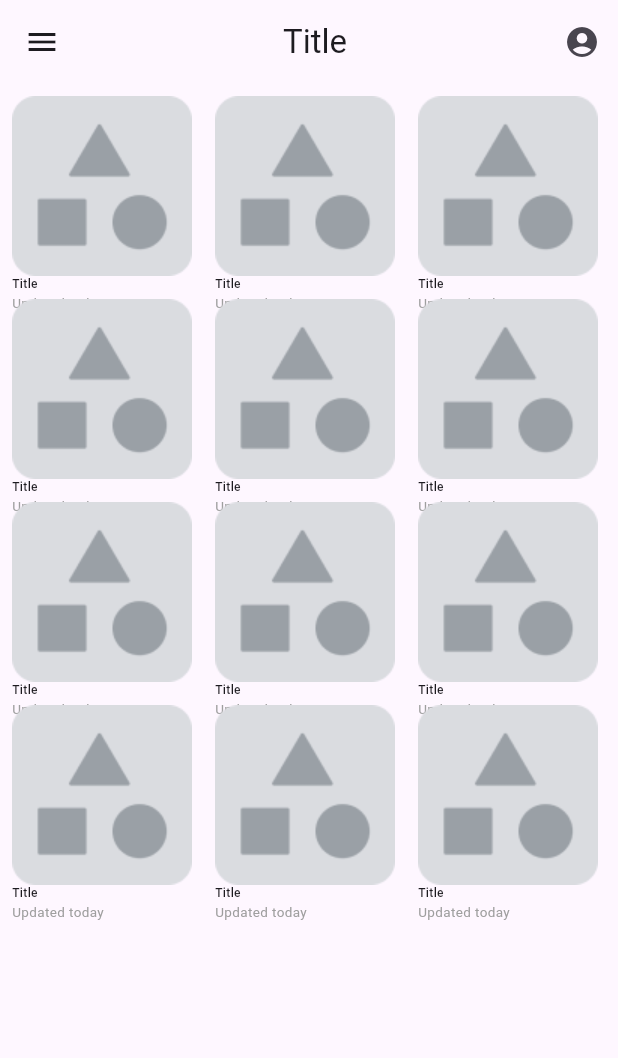
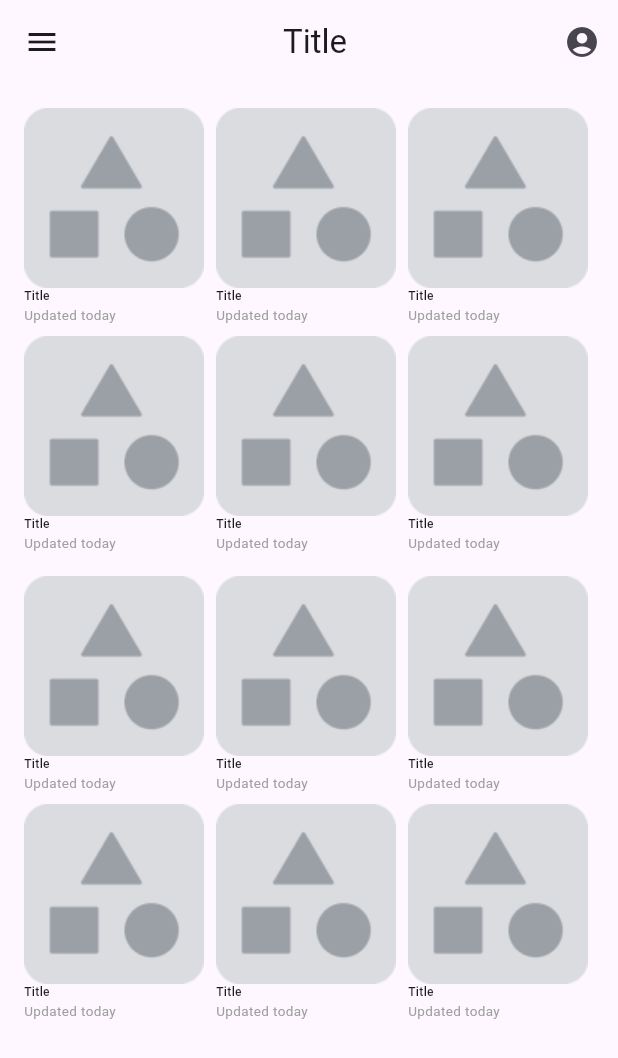
Before and after one commit to muhith7/slicing-flutter-1, a Flutter app: the screen it shows after launch, on a phone screen of 412 x 824 dp. Shown: the top 1058 px of the screen. Run offline on Flutter 3.47's test engine with Material 3 defaults, Android fonts, the phone set to English and light mode, and no system bars.

Commit message:
fix - card homepage

```diff
--- a/lib/detailview.dart
+++ b/lib/detailview.dart
@@ -46,8 +46,8 @@ class DetailView extends StatelessWidget {
                 "Title",
                 style: TextStyle(fontWeight: FontWeight.w400, fontSize: 20),
               ),
-              Padding(
-                padding: const EdgeInsets.symmetric(vertical: 8.0),
+              const Padding(
+                padding: EdgeInsets.symmetric(vertical: 8.0),
                 child: Text(
                   "Published date",
                   style: TextStyle(
@@ -57,12 +57,12 @@ class DetailView extends StatelessWidget {
                 ),
               ),
               Text(content.text1),
-              SizedBox(height: 32),
+              const SizedBox(height: 32),
               Text(content.text2),
               Row(
                 children: [
-                  Padding(
-                    padding: const EdgeInsets.only(top: 8.0, bottom: 8),
+                  const Padding(
+                    padding: EdgeInsets.only(top: 8.0, bottom: 8),
                     child: Text(
                       "Other Post",
                       style: TextStyle(
@@ -75,7 +75,7 @@ class DetailView extends StatelessWidget {
                     height: 48,
                     width: 48,
                     child: IconButton(
-                      icon: Icon(Icons.arrow_forward, color: Colors.black),
+                      icon: const Icon(Icons.arrow_forward, color: Colors.black),
                       onPressed: () {
                         // Tambahkan fungsi navigasi atau lainnya di sini
                       },
@@ -95,7 +95,7 @@ class DetailView extends StatelessWidget {
                           child: Image.asset('assets/card/card2.png'),
                         ),
                       ),
-                      Column(
+                      const Column(
                         crossAxisAlignment: CrossAxisAlignment.start,
                         mainAxisAlignment: MainAxisAlignment.start,
                         children: [
@@ -116,7 +116,7 @@ class DetailView extends StatelessWidget {
                                 style: TextStyle(fontWeight: FontWeight.w400, fontSize: 11,
                                     color: Colors.grey),
                               ),Padding(
-                                padding: const EdgeInsets.only(right: 4.0,left: 4),
+                                padding: EdgeInsets.only(right: 4.0,left: 4),
                                 child: Text(
                                   "•",
                                   style: TextStyle(fontWeight: FontWeight.w400, fontSize: 11,
@@ -145,7 +145,7 @@ class DetailView extends StatelessWidget {
                             child: Image.asset('assets/card/card2.png'),
                           ),
                         ),
-                        Column(
+                        const Column(
                           crossAxisAlignment: CrossAxisAlignment.start,
                           mainAxisAlignment: MainAxisAlignment.start,
                           children: [
@@ -166,7 +166,7 @@ class DetailView extends StatelessWidget {
                                   style: TextStyle(fontWeight: FontWeight.w400, fontSize: 11,
                                       color: Colors.grey),
                                 ),Padding(
-                                  padding: const EdgeInsets.only(right: 4.0,left: 4),
+                                  padding: EdgeInsets.only(right: 4.0,left: 4),
                                   child: Text(
                                     "•",
                                     style: TextStyle(fontWeight: FontWeight.w400, fontSize: 11,
@@ -194,7 +194,7 @@ class DetailView extends StatelessWidget {
                           child: Image.asset('assets/card/card2.png'),
                         ),
                       ),
-                      Column(
+                      const Column(
                         crossAxisAlignment: CrossAxisAlignment.start,
                         mainAxisAlignment: MainAxisAlignment.start,
                         children: [
@@ -215,7 +215,7 @@ class DetailView extends StatelessWidget {
                                 style: TextStyle(fontWeight: FontWeight.w400, fontSize: 11,
                                     color: Colors.grey),
                               ),Padding(
-                                padding: const EdgeInsets.only(right: 4.0,left: 4),
+                                padding: EdgeInsets.only(right: 4.0,left: 4),
                                 child: Text(
                                   "•",
                                   style: TextStyle(fontWeight: FontWeight.w400, fontSize: 11,
--- a/lib/homepage.dart
+++ b/lib/homepage.dart
@@ -10,26 +10,29 @@ class Homepage extends StatelessWidget {
       appBar: AppBar(
         leading: IconButton(onPressed: () {
           Navigator.of(context).push(MaterialPageRoute(builder: (context){
-            return DetailView();
+            return const DetailView();
           }));
-        }, icon: Icon(Icons.menu)),
-        title: Center(child: Text("Title")),
+        }, icon: const Icon(Icons.menu)),
+        title: const Center(child: Text("Title")),
         actions: [
           SizedBox(
             height: 48,
             width: 48,
-            child: IconButton(onPressed: () {}, icon: Icon(Icons.account_circle_rounded)),
+            child: IconButton(onPressed: () {}, icon: const Icon(Icons.account_circle_rounded)),
           )
         ],
       ),
-      body: GridView.count(
-        primary: false,
-        padding: const EdgeInsets.all(8),
-        crossAxisSpacing: 10,
-        mainAxisSpacing: 10,
-        crossAxisCount: 3,
-        children: <Widget>[
-          Column(
+      body: Padding(
+        padding: const EdgeInsets.all(16.0),
+        child: Column(
+          children: [
+            Row(
+              children: [
+                InkWell(
+                  onTap: () {
+                    Navigator.of(context).push(MaterialPageRoute(builder: (context) {return const DetailView();}));
+                  },
+                  child: Column(
                     crossAxisAlignment: CrossAxisAlignment.start,
                     children: [
                       SizedBox(
@@ -37,9 +40,25 @@ class Homepage extends StatelessWidget {
                         width: 120,
                         child: Image.asset('assets/card/card2.png'),
                       ),
-              Text("Title",style: TextStyle(fontWeight: FontWeight.w500,fontSize: 8),),
-              Text("Updated today", style: TextStyle(fontWeight: FontWeight.w400,color: Colors.grey,fontSize: 9))
+                      const Text("Title",style: TextStyle(fontWeight: FontWeight.w500,fontSize: 8),),
+                      const Text("Updated today", style: TextStyle(fontWeight: FontWeight.w400,color: Colors.grey,fontSize: 9))
                     ],
+                  ),
+                ),
+                Padding(
+                  padding: const EdgeInsets.only(right: 8.0,left: 8),
+                  child: Column(
+                    crossAxisAlignment: CrossAxisAlignment.start,
+                    children: [
+                      SizedBox(
+                        height: 120,
+                        width: 120,
+                        child: Image.asset('assets/card/card2.png'),
+                      ),
+                      const Text("Title",style: TextStyle(fontWeight: FontWeight.w500,fontSize: 8),),
+                      const Text("Updated today", style: TextStyle(fontWeight: FontWeight.w400,color: Colors.grey,fontSize: 9))
+                    ],
+                  ),
                 ),
                 Column(
                   crossAxisAlignment: CrossAxisAlignment.start,
@@ -49,9 +68,42 @@ class Homepage extends StatelessWidget {
                       width: 120,
                       child: Image.asset('assets/card/card2.png'),
                     ),
-              Text("Title",style: TextStyle(fontWeight: FontWeight.w500,fontSize: 8),),
-              Text("Updated today", style: TextStyle(fontWeight: FontWeight.w400,color: Colors.grey,fontSize: 9))
+                    const Text("Title",style: TextStyle(fontWeight: FontWeight.w500,fontSize: 8),),
+                    const Text("Updated today", style: TextStyle(fontWeight: FontWeight.w400,color: Colors.grey,fontSize: 9))
                   ],
+                )
+              ],
+            ),
+            Padding(
+              padding: const EdgeInsets.only(top: 8.0,bottom: 8),
+              child: Row(
+                children: [
+                  Column(
+                    crossAxisAlignment: CrossAxisAlignment.start,
+                    children: [
+                      SizedBox(
+                        height: 120,
+                        width: 120,
+                        child: Image.asset('assets/card/card2.png'),
+                      ),
+                      const Text("Title",style: TextStyle(fontWeight: FontWeight.w500,fontSize: 8),),
+                      const Text("Updated today", style: TextStyle(fontWeight: FontWeight.w400,color: Colors.grey,fontSize: 9))
+                    ],
+                  ),
+                  Padding(
+                    padding: const EdgeInsets.only(right: 8.0,left: 8),
+                    child: Column(
+                      crossAxisAlignment: CrossAxisAlignment.start,
+                      children: [
+                        SizedBox(
+                          height: 120,
+                          width: 120,
+                          child: Image.asset('assets/card/card2.png'),
+                        ),
+                        const Text("Title",style: TextStyle(fontWeight: FontWeight.w500,fontSize: 8),),
+                        const Text("Updated today", style: TextStyle(fontWeight: FontWeight.w400,color: Colors.grey,fontSize: 9))
+                      ],
+                    ),
                   ),
                   Column(
                     crossAxisAlignment: CrossAxisAlignment.start,
@@ -61,9 +113,43 @@ class Homepage extends StatelessWidget {
                         width: 120,
                         child: Image.asset('assets/card/card2.png'),
                       ),
-              Text("Title",style: TextStyle(fontWeight: FontWeight.w500,fontSize: 8),),
-              Text("Updated today", style: TextStyle(fontWeight: FontWeight.w400,color: Colors.grey,fontSize: 9))
+                      const Text("Title",style: TextStyle(fontWeight: FontWeight.w500,fontSize: 8),),
+                      const Text("Updated today", style: TextStyle(fontWeight: FontWeight.w400,color: Colors.grey,fontSize: 9))
                     ],
+                  )
+                ],
+              ),
+            ),
+            Padding(
+              padding: const EdgeInsets.only(top: 8.0,bottom: 8),
+              child: Row(
+                children: [
+                  Column(
+                    crossAxisAlignment: CrossAxisAlignment.start,
+                    children: [
+                      SizedBox(
+                        height: 120,
+                        width: 120,
+                        child: Image.asset('assets/card/card2.png'),
+                      ),
+                      const Text("Title",style: TextStyle(fontWeight: FontWeight.w500,fontSize: 8),),
+                      const Text("Updated today", style: TextStyle(fontWeight: FontWeight.w400,color: Colors.grey,fontSize: 9))
+                    ],
+                  ),
+                  Padding(
+                    padding: const EdgeInsets.only(right: 8.0,left: 8),
+                    child: Column(
+                      crossAxisAlignment: CrossAxisAlignment.start,
+                      children: [
+                        SizedBox(
+                          height: 120,
+                          width: 120,
+                          child: Image.asset('assets/card/card2.png'),
+                        ),
+                        const Text("Title",style: TextStyle(fontWeight: FontWeight.w500,fontSize: 8),),
+                        const Text("Updated today", style: TextStyle(fontWeight: FontWeight.w400,color: Colors.grey,fontSize: 9))
+                      ],
+                    ),
                   ),
                   Column(
                     crossAxisAlignment: CrossAxisAlignment.start,
@@ -73,9 +159,41 @@ class Homepage extends StatelessWidget {
                         width: 120,
                         child: Image.asset('assets/card/card2.png'),
                       ),
-              Text("Title",style: TextStyle(fontWeight: FontWeight.w500,fontSize: 8),),
-              Text("Updated today", style: TextStyle(fontWeight: FontWeight.w400,color: Colors.grey,fontSize: 9))
+                      const Text("Title",style: TextStyle(fontWeight: FontWeight.w500,fontSize: 8),),
+                      const Text("Updated today", style: TextStyle(fontWeight: FontWeight.w400,color: Colors.grey,fontSize: 9))
                     ],
+                  )
+                ],
+              ),
+            ),
+            Row(
+              children: [
+                Column(
+                  crossAxisAlignment: CrossAxisAlignment.start,
+                  children: [
+                    SizedBox(
+                      height: 120,
+                      width: 120,
+                      child: Image.asset('assets/card/card2.png'),
+                    ),
+                    const Text("Title",style: TextStyle(fontWeight: FontWeight.w500,fontSize: 8),),
+                    const Text("Updated today", style: TextStyle(fontWeight: FontWeight.w400,color: Colors.grey,fontSize: 9))
+                  ],
+                ),
+                Padding(
+                  padding: const EdgeInsets.only(right: 8.0,left: 8),
+                  child: Column(
+                    crossAxisAlignment: CrossAxisAlignment.start,
+                    children: [
+                      SizedBox(
+                        height: 120,
+                        width: 120,
+                        child: Image.asset('assets/card/card2.png'),
+                      ),
+                      const Text("Title",style: TextStyle(fontWeight: FontWeight.w500,fontSize: 8),),
+                      const Text("Updated today", style: TextStyle(fontWeight: FontWeight.w400,color: Colors.grey,fontSize: 9))
+                    ],
+                  ),
                 ),
                 Column(
                   crossAxisAlignment: CrossAxisAlignment.start,
@@ -85,96 +203,15 @@ class Homepage extends StatelessWidget {
                       width: 120,
                       child: Image.asset('assets/card/card2.png'),
                     ),
-              Text("Title",style: TextStyle(fontWeight: FontWeight.w500,fontSize: 8),),
-              Text("Updated today", style: TextStyle(fontWeight: FontWeight.w400,color: Colors.grey,fontSize: 9))
+                    const Text("Title",style: TextStyle(fontWeight: FontWeight.w500,fontSize: 8),),
+                    const Text("Updated today", style: TextStyle(fontWeight: FontWeight.w400,color: Colors.grey,fontSize: 9))
+                  ],
+                )
+              ],
+            )
           ],
         ),
-          Column(
-            crossAxisAlignment: CrossAxisAlignment.start,
-            children: [
-              SizedBox(
-                height: 120,
-                width: 120,
-                child: Image.asset('assets/card/card2.png'),
-              ),
-              Text("Title",style: TextStyle(fontWeight: FontWeight.w500,fontSize: 8),),
-              Text("Updated today", style: TextStyle(fontWeight: FontWeight.w400,color: Colors.grey,fontSize: 9))
-            ],
-          ),
-          Column(
-            crossAxisAlignment: CrossAxisAlignment.start,
-            children: [
-              SizedBox(
-                height: 120,
-                width: 120,
-                child: Image.asset('assets/card/card2.png'),
-              ),
-              Text("Title",style: TextStyle(fontWeight: FontWeight.w500,fontSize: 8),),
-              Text("Updated today", style: TextStyle(fontWeight: FontWeight.w400,color: Colors.grey,fontSize: 9))
-            ],
-          ),
-          Column(
-            crossAxisAlignment: CrossAxisAlignment.start,
-            children: [
-              SizedBox(
-                height: 120,
-                width: 120,
-                child: Image.asset('assets/card/card2.png'),
-              ),
-              Text("Title",style: TextStyle(fontWeight: FontWeight.w500,fontSize: 8),),
-              Text("Updated today", style: TextStyle(fontWeight: FontWeight.w400,color: Colors.grey,fontSize: 9))
-            ],
-          ),
-          Column(
-            crossAxisAlignment: CrossAxisAlignment.start,
-            children: [
-              SizedBox(
-                height: 120,
-                width: 120,
-                child: Image.asset('assets/card/card2.png'),
-              ),
-              Text("Title",style: TextStyle(fontWeight: FontWeight.w500,fontSize: 8),),
-              Text("Updated today", style: TextStyle(fontWeight: FontWeight.w400,color: Colors.grey,fontSize: 9))
-            ],
-          ),
-          Column(
-            crossAxisAlignment: CrossAxisAlignment.start,
-            children: [
-              SizedBox(
-                height: 120,
-                width: 120,
-                child: Image.asset('assets/card/card2.png'),
-              ),
-              Text("Title",style: TextStyle(fontWeight: FontWeight.w500,fontSize: 8),),
-              Text("Updated today", style: TextStyle(fontWeight: FontWeight.w400,color: Colors.grey,fontSize: 9))
-            ],
-          ),
-          Column(
-            crossAxisAlignment: CrossAxisAlignment.start,
-            children: [
-              SizedBox(
-                height: 120,
-                width: 120,
-                child: Image.asset('assets/card/card2.png'),
-              ),
-              Text("Title",style: TextStyle(fontWeight: FontWeight.w500,fontSize: 8),),
-              Text("Updated today", style: TextStyle(fontWeight: FontWeight.w400,color: Colors.grey,fontSize: 9))
-            ],
-          ),
-          Column(
-            crossAxisAlignment: CrossAxisAlignment.start,
-            children: [
-              SizedBox(
-                height: 120,
-                width: 120,
-                child: Image.asset('assets/card/card2.png'),
-              ),
-              Text("Title",style: TextStyle(fontWeight: FontWeight.w500,fontSize: 8),),
-              Text("Updated today", style: TextStyle(fontWeight: FontWeight.w400,color: Colors.grey,fontSize: 9))
-            ],
-          ),
-        ],
-      ),
+      )
     );
   }
 }
--- /dev/null
+++ b/lib/loginpage.dart
@@ -0,0 +1,16 @@
+import 'package:flutter/cupertino.dart';
+
+class Loginpage extends StatelessWidget {
+  const Loginpage({super.key});
+
+  @override
+  Widget build(BuildContext context) {
+    return Center(
+      child: Container(
+        height: 342,
+        width: 322,
+        child: ,
+      ),
+    );
+  }
+}
```
Lines whose indentation alone changed are shown as unchanged.
